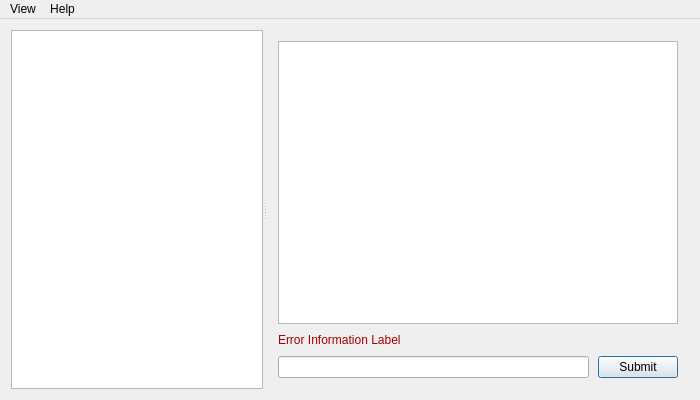
arturdryomov/aequatio, file source/mainwindow.ui: the form before one commit.
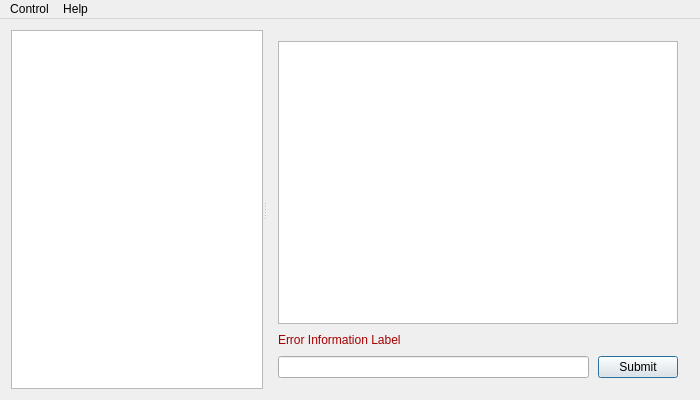
The form after the commit.

Commit message: Menu reorganization

Diff of the .ui file:
```diff
--- a/source/mainwindow.ui
+++ b/source/mainwindow.ui
@@ -105,7 +105,7 @@
    </property>
    <widget class="QMenu" name="menuView">
     <property name="title">
-     <string>View</string>
+     <string>Control</string>
     </property>
     <addaction name="actionShowFunctionsAndConstants"/>
    </widget>
```
Left out of the diff: 10 changed lines with no effect on the pictures. The commit also changes 1 other file.
